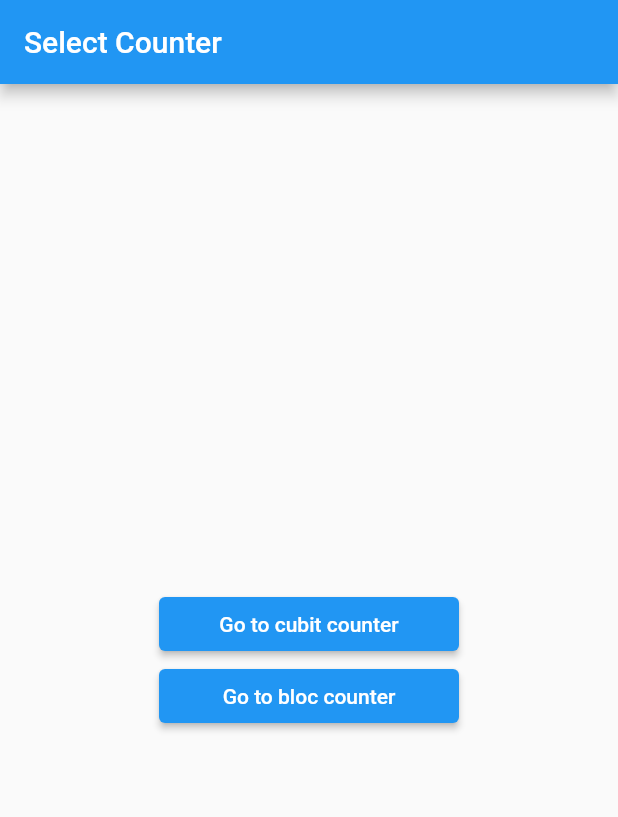
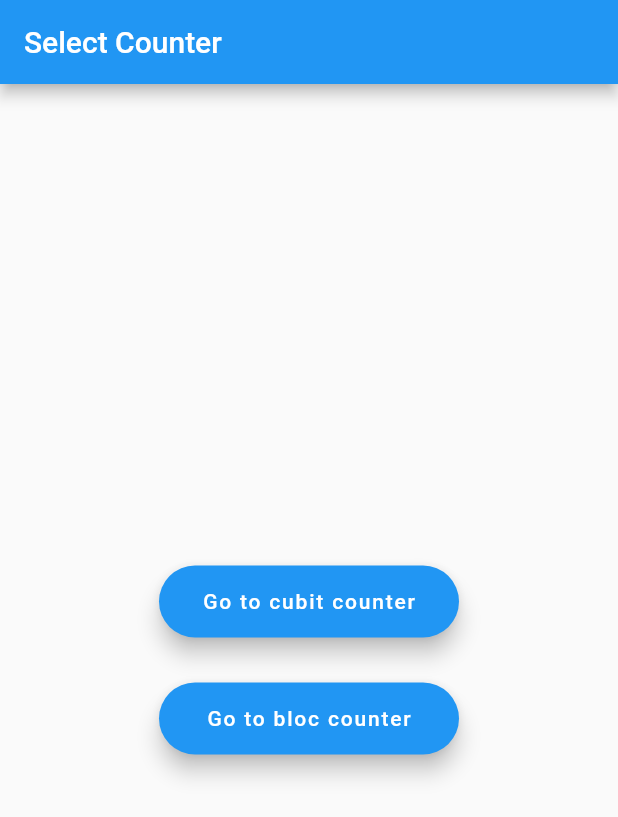
Before and after one commit to 92Andy/flutter-learning, a Flutter app: the screen it shows after launch, on a phone screen of 412 x 824 dp. Shown: the top 817 px of the screen. Run offline on Flutter 3.47's test engine with Material 2 defaults, Android fonts, the phone set to English and light mode, and no system bars; our stand-ins replace bloc, flutter_bloc.

Commit message:
cubit_bloc_counter: bloc scaffold added

```diff
--- /dev/null
+++ b/cubit-bloc-pattern/cubit_bloc_counter/lib/bloc_counter/bloc/counter_event.dart
@@ -0,0 +1,4 @@
+part of 'counter_bloc.dart';
+
+@immutable
+abstract class CounterEvent {}
--- /dev/null
+++ b/cubit-bloc-pattern/cubit_bloc_counter/lib/bloc_counter/bloc/counter_state.dart
@@ -0,0 +1,6 @@
+part of 'counter_bloc.dart';
+
+@immutable
+abstract class CounterState {}
+
+class CounterInitial extends CounterState {}
--- a/cubit-bloc-pattern/cubit_bloc_counter/lib/cubit_bloc_selector.dart
+++ b/cubit-bloc-pattern/cubit_bloc_counter/lib/cubit_bloc_selector.dart
@@ -18,28 +18,31 @@ class CubitBlocSelector extends StatelessWidget {
           children: [
             SizedBox(
               width: 200,
-              child: ElevatedButton(
-                key: UniqueKey(),
+              child: FloatingActionButton.extended(
+                heroTag: 'cubit_btn',
                 onPressed: () => Navigator.push(
                   context,
                   MaterialPageRoute(
                     builder: (context) => const CubitCounterPage(),
                   ),
                 ),
-                child: const Text('Go to cubit counter'),
+                label: const Text('Go to cubit counter'),
               ),
+            ),
+            const SizedBox(
+              height: 30,
             ),
             SizedBox(
               width: 200,
-              child: ElevatedButton(
-                key: UniqueKey(),
+              child: FloatingActionButton.extended(
+                heroTag: 'bloc_btn',
                 onPressed: () => Navigator.push(
                   context,
                   MaterialPageRoute(
                     builder: (context) => const CubitCounterPage(),
                   ),
                 ),
-                child: const Text('Go to bloc counter'),
+                label: const Text('Go to bloc counter'),
               ),
             ),
           ],
```
Also changed, not shown: cubit-bloc-pattern/cubit_bloc_counter/lib/bloc_counter/bloc/counter_bloc.dart (added, +13 -0 lines), cubit-bloc-pattern/cubit_bloc_counter/lib/bloc_counter/bloc_counter_page.dart (added).
